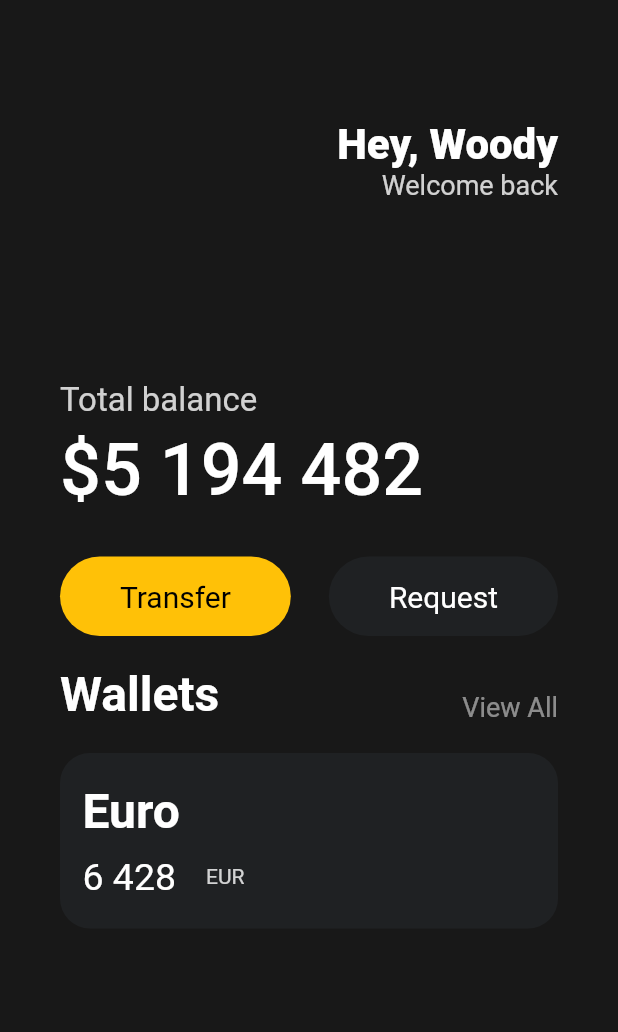
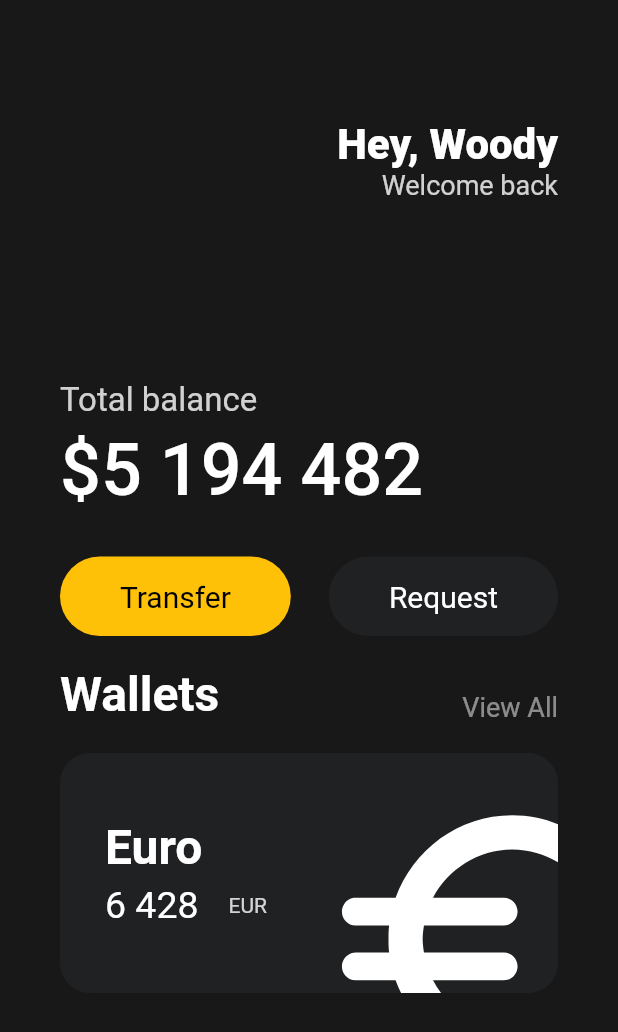
Before and after one commit to nzwgkim/MyWishDeposit, a Flutter app: the screen it shows after launch, on a phone screen of 412 x 824 dp. Shown: the top 1032 px of the screen. Run offline on Flutter 3.47's test engine with Material 2 defaults, Android fonts, the phone set to English and light mode, and no system bars.

Commit message:
applying Transform with scale and offset

```diff
--- a/lib/main.dart
+++ b/lib/main.dart
@@ -108,13 +108,15 @@ class WebtoonApp extends StatelessWidget {
                 height: 20,
               ),
               Container(
+                clipBehavior: Clip.hardEdge,
                 decoration: BoxDecoration(
                   color: const Color(0xff1f2123),
                   borderRadius: BorderRadius.circular(20),
                 ),
-                padding:
-                    const EdgeInsets.symmetric(horizontal: 15, vertical: 20),
+                child: Padding(
+                  padding: const EdgeInsets.all(30),
                   child: Row(
+                    mainAxisAlignment: MainAxisAlignment.spaceBetween,
                     children: [
                       Column(
                         crossAxisAlignment: CrossAxisAlignment.start,
@@ -126,7 +128,7 @@ class WebtoonApp extends StatelessWidget {
                                 color: Colors.white,
                                 fontWeight: FontWeight.w600),
                           ),
-                        const SizedBox(height: 10),
+                          const SizedBox(height: 5),
                           Row(
                             children: [
                               const Text(
@@ -147,8 +149,20 @@ class WebtoonApp extends StatelessWidget {
                             ],
                           ),
                         ],
+                      ),
+                      Transform.scale(
+                        scale: 2.2,
+                        child: Transform.translate(
+                          offset: const Offset(10, 20),
+                          child: const Icon(
+                            Icons.euro_rounded,
+                            color: Colors.white,
+                            size: 100,
+                          ),
+                        ),
                       )
                     ],
+                  ),
                 ),
               ),
             ],
```
Lines whose indentation alone changed are shown as unchanged.
